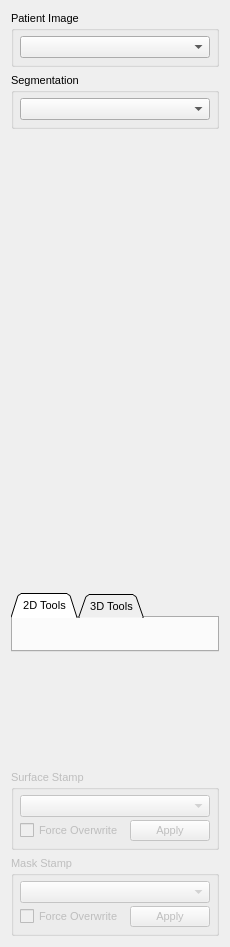
Before: the Qt Designer form Plugins/org.mitk.gui.qt.multilabelsegmentation/src/internal/QmitkMultiLabelSegmentationControls.ui in MITK/MITK, drawn with Qt 5.
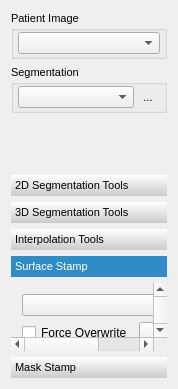
After: the same form once the commit is applied. The open tabs and pages were chosen to show the change. Icons and pictures are not drawn. Custom widgets are drawn as their Qt base class.

Commit message: proposal for segmentation GUI

Diff of the .ui file:
```diff
--- a/Plugins/org.mitk.gui.qt.multilabelsegmentation/src/internal/QmitkMultiLabelSegmentationControls.ui
+++ b/Plugins/org.mitk.gui.qt.multilabelsegmentation/src/internal/QmitkMultiLabelSegmentationControls.ui
@@ -6,8 +6,8 @@
    <rect>
     <x>0</x>
     <y>0</y>
-    <width>230</width>
-    <height>947</height>
+    <width>178</width>
+    <height>379</height>
    </rect>
   </property>
   <property name="sizePolicy">
@@ -36,7 +36,7 @@
   <property name="windowTitle">
    <string>QmitkSegmentation</string>
   </property>
-  <layout class="QVBoxLayout" name="verticalLayout_7">
+  <layout class="QVBoxLayout" name="verticalLayout">
    <item>
     <widget class="QGroupBox" name="groupBox">
      <property name="sizePolicy">
@@ -48,17 +48,26 @@
      <property name="title">
       <string>Patient Image</string>
      </property>
-     <layout class="QVBoxLayout" name="verticalLayout_3">
+     <layout class="QHBoxLayout" name="horizontalLayout_4">
       <property name="spacing">
-       <number>3</number>
+       <number>2</number>
       </property>
-      <property name="margin">
-       <number>6</number>
+      <property name="leftMargin">
+       <number>4</number>
+      </property>
+      <property name="topMargin">
+       <number>2</number>
+      </property>
+      <property name="rightMargin">
+       <number>4</number>
+      </property>
+      <property name="bottomMargin">
+       <number>2</number>
       </property>
       <item>
        <widget class="QmitkDataStorageComboBox" name="m_cbReferenceNodeSelector">
         <property name="sizePolicy">
-         <sizepolicy hsizetype="Minimum" vsizetype="Fixed">
+         <sizepolicy hsizetype="MinimumExpanding" vsizetype="Fixed">
           <horstretch>0</horstretch>
           <verstretch>0</verstretch>
          </sizepolicy>
@@ -79,23 +88,58 @@
      <property name="title">
       <string>Segmentation</string>
      </property>
-     <layout class="QVBoxLayout" name="verticalLayout_6">
+     <layout class="QHBoxLayout" name="horizontalLayout_3">
       <property name="spacing">
-       <number>3</number>
+       <number>2</number>
       </property>
-      <property name="margin">
-       <number>6</number>
+      <property name="leftMargin">
+       <number>4</number>
+      </property>
+      <property name="topMargin">
+       <number>2</number>
+      </property>
+      <property name="rightMargin">
+       <number>4</number>
+      </property>
+      <property name="bottomMargin">
+       <number>2</number>
       </property>
       <item>
        <widget class="QmitkDataStorageComboBox" name="m_cbWorkingNodeSelector">
         <property name="sizePolicy">
-         <sizepolicy hsizetype="Minimum" vsizetype="Fixed">
+         <sizepolicy hsizetype="MinimumExpanding" vsizetype="Fixed">
           <horstretch>0</horstretch>
           <verstretch>0</verstretch>
          </sizepolicy>
         </property>
        </widget>
       </item>
+      <item>
+       <widget class="QToolButton" name="m_pbNewLabel">
+        <property name="toolTip">
+         <string>Add a new label to the current segmentation session</string>
+        </property>
+        <property name="text">
+         <string>...</string>
+        </property>
+        <property name="icon">
+         <iconset resource="../../../../Modules/SegmentationUI/resources/SegmentationUI.qrc">
+          <normaloff>:/Qmitk/NewLabel_48x48.png</normaloff>:/Qmitk/NewLabel_48x48.png</iconset>
+        </property>
+        <property name="iconSize">
+         <size>
+          <width>24</width>
+          <height>24</height>
+         </size>
+        </property>
+        <property name="shortcut">
+         <string>N</string>
+        </property>
+        <property name="autoRaise">
+         <bool>true</bool>
+        </property>
+       </widget>
+      </item>
      </layout>
     </widget>
    </item>
@@ -116,45 +160,35 @@
     </widget>
    </item>
    <item>
-    <widget class="QTabWidget" name="tabWidgetSegmentationTools">
-     <property name="sizePolicy">
-      <sizepolicy hsizetype="Minimum" vsizetype="Maximum">
-       <horstretch>0</horstretch>
-       <verstretch>50</verstretch>
-      </sizepolicy>
-     </property>
-     <property name="layoutDirection">
-      <enum>Qt::LeftToRight</enum>
-     </property>
+    <widget class="QToolBox" name="toolBox">
      <property name="styleSheet">
-      <string notr="true">QTabWidget::tab-bar { alignment: middle; }</string>
-     </property>
-     <property name="tabPosition">
-      <enum>QTabWidget::North</enum>
-     </property>
-     <property name="tabShape">
-      <enum>QTabWidget::Triangular</enum>
+      <string notr="true">::tab
+{
+  background: qlineargradient(spread:pad, x1:0, y1:0, x2:0, y2:1, stop:0 palette(light), stop:1 palette(midlight));
+}
+
+::tab:selected
+{
+  background: palette(highlight);
+  color: palette(highlighted-text);
+}</string>
      </property>
      <property name="currentIndex">
       <number>0</number>
      </property>
-     <widget class="QWidget" name="tab2DTools">
-      <property name="sizePolicy">
-       <sizepolicy hsizetype="Minimum" vsizetype="Preferred">
-        <horstretch>0</horstretch>
-        <verstretch>0</verstretch>
-       </sizepolicy>
+     <widget class="QWidget" name="page_3">
+      <property name="geometry">
+       <rect>
+        <x>0</x>
+        <y>0</y>
+        <width>160</width>
+        <height>70</height>
+       </rect>
       </property>
-      <property name="layoutDirection">
-       <enum>Qt::LeftToRight</enum>
-      </property>
-      <property name="autoFillBackground">
-       <bool>false</bool>
-      </property>
-      <attribute name="title">
-       <string>2D Tools</string>
+      <attribute name="label">
+       <string>2D Segmentation Tools</string>
       </attribute>
-      <layout class="QVBoxLayout" name="verticalLayout">
+      <layout class="QVBoxLayout" name="verticalLayout_5">
        <item>
         <widget class="QmitkToolGUIArea" name="m_ManualToolGUIContainer2D" native="true">
          <property name="sizePolicy">
@@ -198,27 +232,26 @@
          <property name="sizeHint" stdset="0">
           <size>
            <width>20</width>
-           <height>2</height>
+           <height>40</height>
           </size>
          </property>
         </spacer>
        </item>
       </layout>
      </widget>
-     <widget class="QWidget" name="tab3DTools">
-      <property name="sizePolicy">
-       <sizepolicy hsizetype="Minimum" vsizetype="Minimum">
-        <horstretch>0</horstretch>
-        <verstretch>0</verstretch>
-       </sizepolicy>
+     <widget class="QWidget" name="page">
+      <property name="geometry">
+       <rect>
+        <x>0</x>
+        <y>0</y>
+        <width>100</width>
+        <height>30</height>
+       </rect>
       </property>
-      <attribute name="title">
-       <string>3D Tools</string>
+      <attribute name="label">
+       <string>3D Segmentation Tools</string>
       </attribute>
-      <layout class="QVBoxLayout" name="verticalLayout_2">
-       <property name="margin">
-        <number>6</number>
-       </property>
+      <layout class="QVBoxLayout" name="verticalLayout_4">
        <item>
         <widget class="QmitkToolGUIArea" name="m_ManualToolGUIContainer3D" native="true">
          <property name="sizePolicy">
@@ -252,7 +285,7 @@
         </widget>
        </item>
        <item>
-        <spacer name="verticalSpacer">
+        <spacer name="verticalSpacer_5">
          <property name="orientation">
           <enum>Qt::Vertical</enum>
          </property>
@@ -262,15 +295,26 @@
          <property name="sizeHint" stdset="0">
           <size>
            <width>20</width>
-           <height>2</height>
+           <height>40</height>
           </size>
          </property>
         </spacer>
        </item>
       </layout>
      </widget>
-    </widget>
-   </item>
+     <widget class="QWidget" name="page_4">
+      <property name="geometry">
+       <rect>
+        <x>0</x>
+        <y>0</y>
+        <width>98</width>
+        <height>130</height>
+       </rect>
+      </property>
+      <attribute name="label">
+       <string>Interpolation Tools</string>
+      </attribute>
+      <layout class="QVBoxLayout" name="verticalLayout_8">
    <item>
     <widget class="QmitkSliceBasedInterpolator" name="m_SliceBasedInterpolator" native="true">
      <property name="sizePolicy">
@@ -316,20 +360,33 @@
     </widget>
    </item>
    <item>
-    <widget class="QGroupBox" name="m_gbSurfaceStamp">
-     <property name="enabled">
-      <bool>false</bool>
-     </property>
-     <property name="title">
+        <spacer name="verticalSpacer">
+         <property name="orientation">
+          <enum>Qt::Vertical</enum>
+         </property>
+         <property name="sizeHint" stdset="0">
+          <size>
+           <width>20</width>
+           <height>40</height>
+          </size>
+         </property>
+        </spacer>
+       </item>
+      </layout>
+     </widget>
+     <widget class="QWidget" name="page_6">
+      <property name="geometry">
+       <rect>
+        <x>0</x>
+        <y>0</y>
+        <width>202</width>
+        <height>75</height>
+       </rect>
+      </property>
+      <attribute name="label">
       <string>Surface Stamp</string>
-     </property>
-     <layout class="QVBoxLayout" name="verticalLayout_4">
-      <property name="spacing">
-       <number>3</number>
-      </property>
-      <property name="margin">
-       <number>6</number>
-      </property>
+      </attribute>
+      <layout class="QVBoxLayout" name="verticalLayout_10">
       <item>
        <widget class="QmitkDataStorageComboBox" name="m_cbSurfaceNodeSelector">
         <property name="sizePolicy">
@@ -358,24 +415,34 @@
         </item>
        </layout>
       </item>
-     </layout>
-    </widget>
-   </item>
-   <item>
-    <widget class="QGroupBox" name="m_gbMaskStamp">
-     <property name="enabled">
-      <bool>false</bool>
-     </property>
-     <property name="title">
+       <item>
+        <spacer name="verticalSpacer_4">
+         <property name="orientation">
+          <enum>Qt::Vertical</enum>
+         </property>
+         <property name="sizeHint" stdset="0">
+          <size>
+           <width>20</width>
+           <height>40</height>
+          </size>
+         </property>
+        </spacer>
+       </item>
+      </layout>
+     </widget>
+     <widget class="QWidget" name="page_7">
+      <property name="geometry">
+       <rect>
+        <x>0</x>
+        <y>0</y>
+        <width>202</width>
+        <height>75</height>
+       </rect>
+      </property>
+      <attribute name="label">
       <string>Mask Stamp</string>
-     </property>
-     <layout class="QVBoxLayout" name="verticalLayout_5">
-      <property name="spacing">
-       <number>3</number>
-      </property>
-      <property name="margin">
-       <number>6</number>
-      </property>
+      </attribute>
+      <layout class="QVBoxLayout" name="verticalLayout_11">
       <item>
        <widget class="QmitkDataStorageComboBox" name="m_cbMaskNodeSelector">
         <property name="sizePolicy">
@@ -404,8 +471,22 @@
         </item>
        </layout>
       </item>
-     </layout>
-    </widget>
+       <item>
+        <spacer name="verticalSpacer_3">
+         <property name="orientation">
+          <enum>Qt::Vertical</enum>
+         </property>
+         <property name="sizeHint" stdset="0">
+          <size>
+           <width>20</width>
+           <height>40</height>
+          </size>
+         </property>
+        </spacer>
+       </item>
+      </layout>
+     </widget>
+    </widget>
    </item>
   </layout>
  </widget>
```
Left out of the diff: 10 changed lines with no effect on the pictures. Lines whose indentation alone changed are shown as unchanged. The commit also changes 2 other files.
